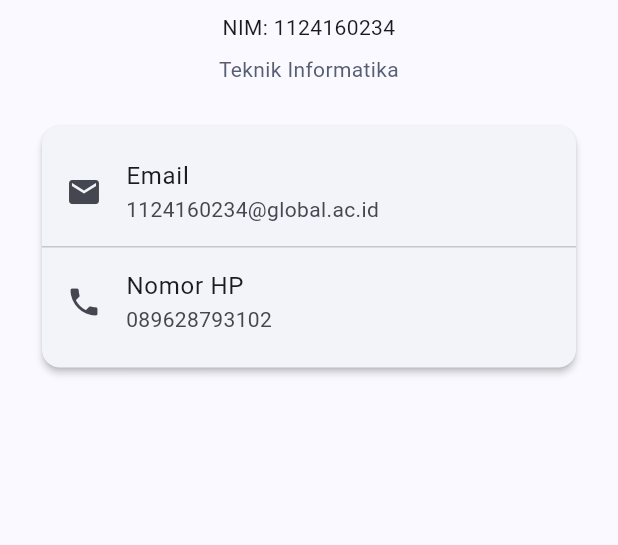
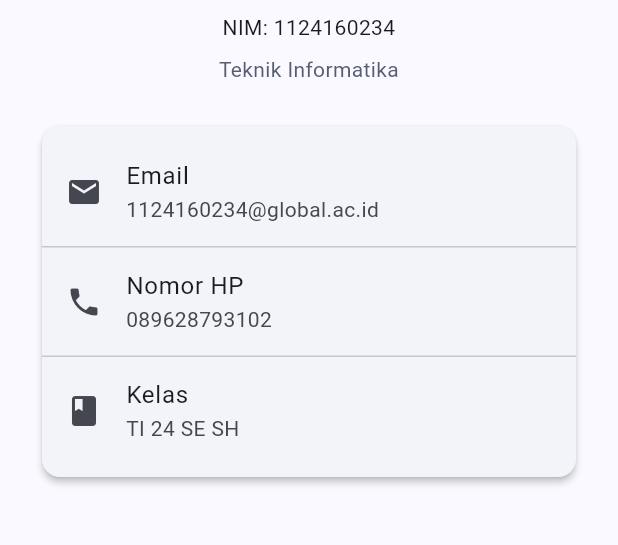
Before and after one commit to daffa-dafi/uts-pml-1124160234, a Flutter app: the screen it shows after launch, on a phone screen of 412 x 824 dp, the part 342-887 px from its top. Run offline on Flutter 3.47's test engine with Material 3 defaults, Android fonts, the phone set to English and light mode, and no system bars.

```diff
--- a/soal1_live_coding/lib/main.dart
+++ b/soal1_live_coding/lib/main.dart
@@ -132,6 +132,12 @@ class ProfilePage extends StatelessWidget {
                           label: 'Nomor HP',
                           value: '089628793102',
                         ),
+                        Divider(height: 1),
+                        InfoTile(
+                          icon: Icons.class_,
+                          label: 'Kelas',
+                          value: 'TI 24 SE SH',
+                        ),
                       ],
                     ),
                   ),
```
